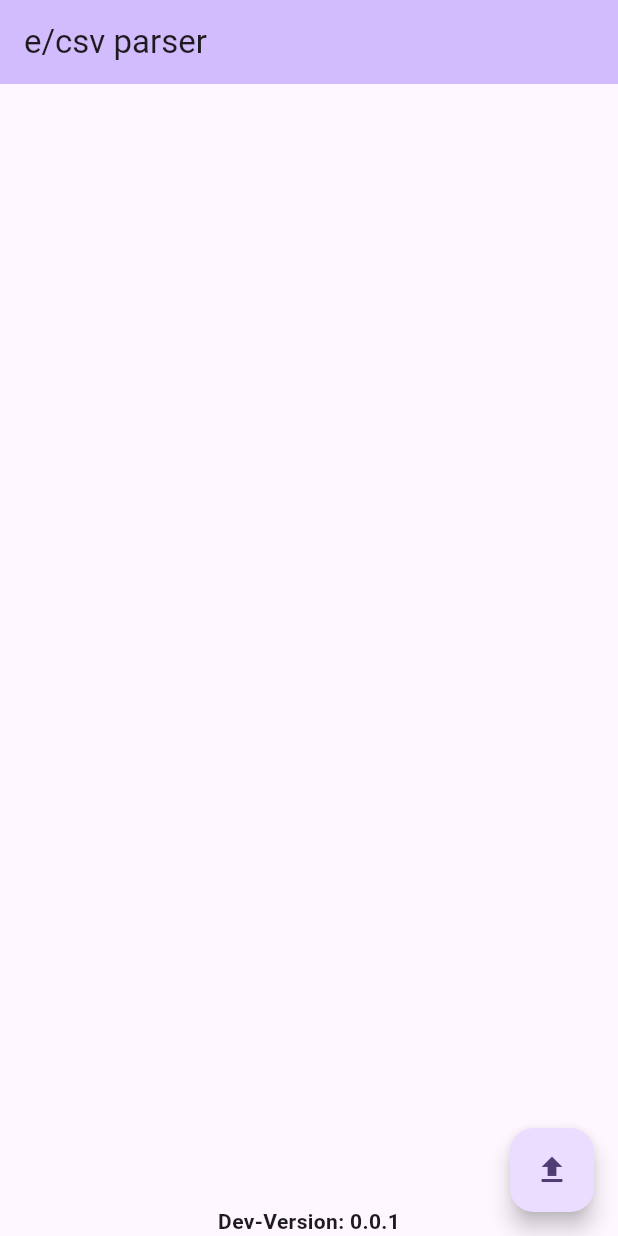
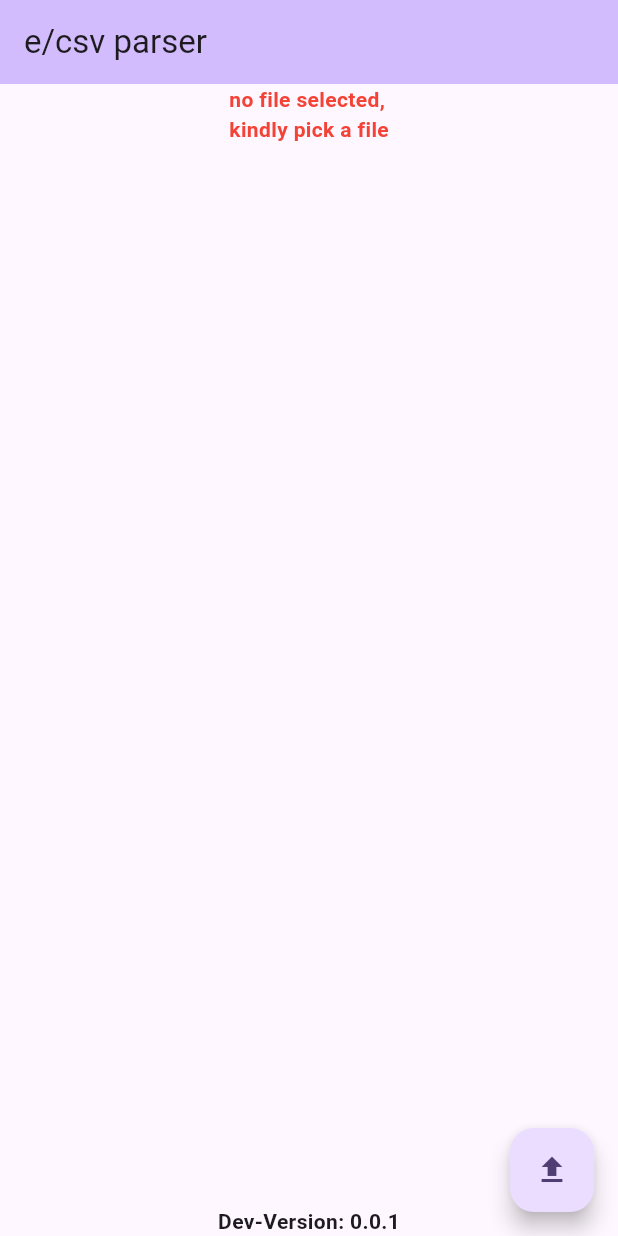
Before and after one commit to L-meck/parser, a Flutter app: the screen it shows after launch, on a phone screen of 412 x 824 dp. Run offline on Flutter 3.47's test engine with Material 2 defaults, Android fonts, the phone set to English and light mode, and no system bars; our stand-ins replace csv, file_picker.

Commit message:
file affirmation error message

```diff
--- a/lib/main.dart
+++ b/lib/main.dart
@@ -37,10 +37,7 @@ class _MyHomePageState extends State<MyHomePage> {
   List<List<dynamic>> _data = [];
   List<List<dynamic>> tsr2 = [];
 
-  String? filePath;
-  String? csvName;
-  String? tsrRep;
-
+  String? tsrRep, filePath, csvName, csvNameD;
 
   @override
   Widget build(BuildContext context) {
@@ -49,12 +46,17 @@ class _MyHomePageState extends State<MyHomePage> {
         backgroundColor: Theme.of(context).colorScheme.inversePrimary,
         title: Text(widget.title),
       ),
-      body: const Center(
+      body: Center(
         child: Column(
           mainAxisAlignment: MainAxisAlignment.center,
           children: <Widget>[
-            Spacer(),
-            Text(style: TextStyle(fontWeight: FontWeight.bold),'Dev-Version: 0.0.1'),
+              csvNameD != null?
+                   Text( 'FILENAME: $csvNameD',
+                  style: const TextStyle(fontWeight: FontWeight.bold))
+                  : const Text("no file selected,\nkindly pick a file",
+                  style: TextStyle(fontWeight: FontWeight.bold, color: Colors.red)),
+            const Spacer(),
+            const Text(style: TextStyle(fontWeight: FontWeight.bold),'Dev-Version: 0.0.1'),
           ],
         ),
       ),
@@ -72,12 +74,6 @@ class _MyHomePageState extends State<MyHomePage> {
         allowedExtensions: ['csv'],
       );
 
-      // if (result != null) {
-      //   File file = File(result.files.first.path);
-      // } else {
-      //   // User canceled the picker
-      // }
-
       if (result == null) return;
       csvName = result.files.first.name; //name of csv
       filePath = result.files.first.path!;
@@ -92,7 +88,8 @@ class _MyHomePageState extends State<MyHomePage> {
       debugPrint('$csvName');
       setState(
             () {
-          _data = fields; //actual data
+              csvNameD = csvName;
+              _data = fields; //actual data
         },
       );
     }
```
